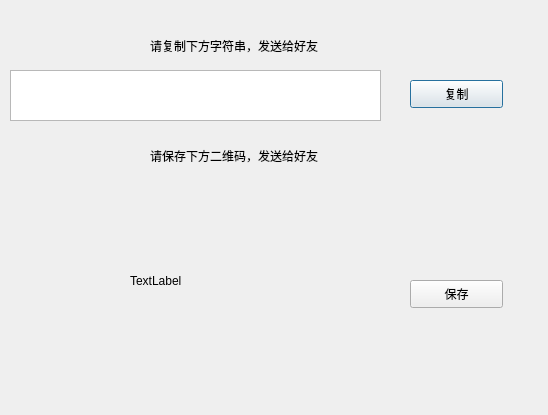
Qt form sharedialog.ui (HustGw/CLLLLLLLSAFFFFFEWINN) before a commit.
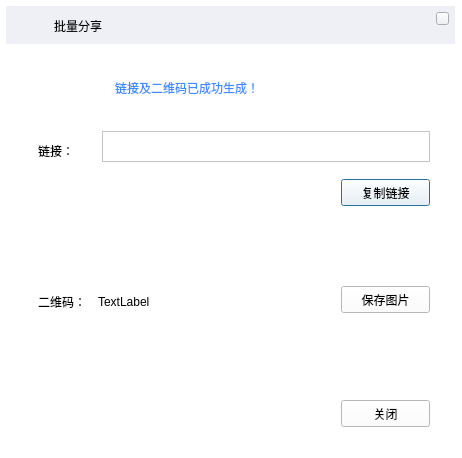
The same form after that commit. Icons and pictures are not drawn.

Commit message: 修改了分享页面

```diff
--- a/sharedialog.ui
+++ b/sharedialog.ui
@@ -6,56 +6,59 @@
    <rect>
     <x>0</x>
     <y>0</y>
-    <width>548</width>
-    <height>415</height>
+    <width>462</width>
+    <height>458</height>
    </rect>
   </property>
   <property name="windowTitle">
    <string>Dialog</string>
   </property>
+  <property name="styleSheet">
+   <string notr="true">background-color: rgb(255, 255, 255);</string>
+  </property>
   <widget class="QTextEdit" name="textEdit">
    <property name="geometry">
     <rect>
-     <x>10</x>
-     <y>70</y>
-     <width>371</width>
-     <height>51</height>
+     <x>102</x>
+     <y>131</y>
+     <width>328</width>
+     <height>31</height>
     </rect>
    </property>
   </widget>
   <widget class="QPushButton" name="pushButton_copy">
    <property name="geometry">
     <rect>
-     <x>410</x>
-     <y>80</y>
-     <width>93</width>
-     <height>28</height>
+     <x>341</x>
+     <y>179</y>
+     <width>89</width>
+     <height>27</height>
     </rect>
    </property>
    <property name="text">
-    <string>复制</string>
+    <string>复制链接</string>
    </property>
   </widget>
   <widget class="QLabel" name="label">
    <property name="geometry">
     <rect>
-     <x>150</x>
-     <y>30</y>
-     <width>221</width>
-     <height>31</height>
+     <x>38</x>
+     <y>143</y>
+     <width>70</width>
+     <height>15</height>
     </rect>
    </property>
    <property name="text">
-    <string>请复制下方字符串，发送给好友</string>
+    <string>链接：</string>
    </property>
   </widget>
   <widget class="QLabel" name="label_2">
    <property name="geometry">
     <rect>
-     <x>130</x>
-     <y>190</y>
-     <width>181</width>
-     <height>181</height>
+     <x>98</x>
+     <y>237</y>
+     <width>130</width>
+     <height>130</height>
     </rect>
    </property>
    <property name="text">
@@ -65,29 +68,154 @@
   <widget class="QLabel" name="label_3">
    <property name="geometry">
     <rect>
-     <x>150</x>
-     <y>140</y>
-     <width>221</width>
-     <height>31</height>
+     <x>38</x>
+     <y>294</y>
+     <width>70</width>
+     <height>15</height>
     </rect>
    </property>
    <property name="text">
-    <string>请保存下方二维码，发送给好友</string>
+    <string>二维码：</string>
    </property>
   </widget>
   <widget class="QPushButton" name="pushButton_2">
    <property name="geometry">
     <rect>
-     <x>410</x>
-     <y>280</y>
-     <width>93</width>
-     <height>28</height>
+     <x>341</x>
+     <y>286</y>
+     <width>89</width>
+     <height>27</height>
     </rect>
    </property>
    <property name="text">
-    <string>保存</string>
+    <string>保存图片</string>
    </property>
   </widget>
+  <widget class="QPushButton" name="pushButtonclos">
+   <property name="geometry">
+    <rect>
+     <x>341</x>
+     <y>400</y>
+     <width>89</width>
+     <height>27</height>
+    </rect>
+   </property>
+   <property name="text">
+    <string>关闭</string>
+   </property>
+  </widget>
+  <widget class="QLabel" name="label_4">
+   <property name="geometry">
+    <rect>
+     <x>6</x>
+     <y>6</y>
+     <width>449</width>
+     <height>38</height>
+    </rect>
+   </property>
+   <property name="styleSheet">
+    <string notr="true">background-color: rgb(238, 240, 245);</string>
+   </property>
+   <property name="text">
+    <string/>
+   </property>
+  </widget>
+  <widget class="QPushButton" name="pushButtonclos2">
+   <property name="geometry">
+    <rect>
+     <x>436</x>
+     <y>12</y>
+     <width>13</width>
+     <height>13</height>
+    </rect>
+   </property>
+   <property name="styleSheet">
+    <string notr="true">border-image: url(:/new/mainwindow/pictures/exit_button.png);
+background-color: rgb(238, 240, 245);</string>
+   </property>
+   <property name="text">
+    <string/>
+   </property>
+  </widget>
+  <widget class="QLabel" name="label_5">
+   <property name="geometry">
+    <rect>
+     <x>22</x>
+     <y>18</y>
+     <width>23</width>
+     <height>17</height>
+    </rect>
+   </property>
+   <property name="styleSheet">
+    <string notr="true">background-color: rgb(238, 240, 245);
+border-image: url(:/new/mainwindow/pictures/system_icon.png);</string>
+   </property>
+   <property name="text">
+    <string/>
+   </property>
+  </widget>
+  <widget class="QLabel" name="label_6">
+   <property name="geometry">
+    <rect>
+     <x>54</x>
+     <y>16</y>
+     <width>200</width>
+     <height>20</height>
+    </rect>
+   </property>
+   <property name="styleSheet">
+    <string notr="true">background-color: rgb(238, 240, 245);
+font: 75 9pt &quot;Arial&quot;;</string>
+   </property>
+   <property name="text">
+    <string>批量分享</string>
+   </property>
+  </widget>
+  <widget class="QLabel" name="label_7">
+   <property name="geometry">
+    <rect>
+     <x>60</x>
+     <y>71</y>
+     <width>36</width>
+     <height>36</height>
+    </rect>
+   </property>
+   <property name="styleSheet">
+    <string notr="true">border-image: url(:/new/mainwindow/pictures/system_success.png);</string>
+   </property>
+   <property name="text">
+    <string/>
+   </property>
+  </widget>
+  <widget class="QLabel" name="label_8">
+   <property name="geometry">
+    <rect>
+     <x>115</x>
+     <y>73</y>
+     <width>300</width>
+     <height>30</height>
+    </rect>
+   </property>
+   <property name="styleSheet">
+    <string notr="true">color: rgb(58, 140, 255);</string>
+   </property>
+   <property name="text">
+    <string>链接及二维码已成功生成！</string>
+   </property>
+  </widget>
+  <zorder>label_3</zorder>
+  <zorder>pushButton_copy</zorder>
+  <zorder>label</zorder>
+  <zorder>pushButton_sav</zorder>
+  <zorder>label_2</zorder>
+  <zorder>pushButtonclos</zorder>
+  <zorder>textEdit</zorder>
+  <zorder>label_4</zorder>
+  <zorder>pushButtonclos2</zorder>
+  <zorder>label_5</zorder>
+  <zorder>label_6</zorder>
+  <zorder>label_7</zorder>
+  <zorder>label_8</zorder>
  </widget>
  <resources/>
  <connections/>
```
Left out of the diff: 2 changed lines with no effect on the pictures. The commit also changes 4 other files.
